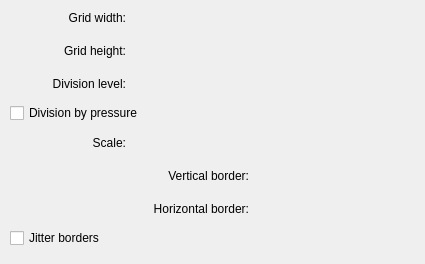
KDE/krita, file plugins/paintops/gridbrush/wdggridoptions.ui: the form before one commit.
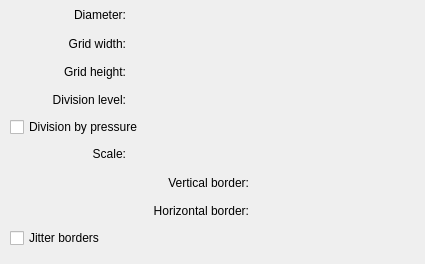
The form after the commit. Custom widgets are drawn as their Qt base class.

Commit message: Bug 318347 grid brush keeps grid alignment when increasing brush size

What changed in the file:
```diff
--- a/plugins/paintops/gridbrush/wdggridoptions.ui
+++ b/plugins/paintops/gridbrush/wdggridoptions.ui
@@ -36,66 +36,24 @@
     </rect>
    </property>
    <layout class="QGridLayout" name="gridLayout">
-    <item column="0" row="0">
-     <widget class="QLabel" name="label">
-      <property name="text">
-       <string>Grid width:</string>
-      </property>
-      <property name="alignment">
-       <set>Qt::AlignRight|Qt::AlignTrailing|Qt::AlignVCenter</set>
-      </property>
-     </widget>
-    </item>
-    <item colspan="2" column="1" row="0">
-     <widget class="KisDoubleSliderSpinBox" name="gridWidthSPBox"/>
-    </item>
-    <item column="0" row="1">
-     <widget class="QLabel" name="label_2">
-      <property name="text">
-       <string>Grid height:</string>
-      </property>
-      <property name="alignment">
-       <set>Qt::AlignRight|Qt::AlignTrailing|Qt::AlignVCenter</set>
-      </property>
-     </widget>
-    </item>
-    <item colspan="2" column="1" row="1">
-     <widget class="KisDoubleSliderSpinBox" name="gridHeightSPBox"/>
-    </item>
-    <item column="0" row="2">
-     <widget class="QLabel" name="label_3">
-      <property name="text">
-       <string>Division level:</string>
-      </property>
-      <property name="alignment">
-       <set>Qt::AlignRight|Qt::AlignTrailing|Qt::AlignVCenter</set>
-      </property>
-     </widget>
-    </item>
-    <item colspan="2" column="1" row="2">
-     <widget class="KisDoubleSliderSpinBox" name="divisionLevelSPBox"/>
-    </item>
-    <item colspan="3" column="0" row="3">
+    <item row="4" column="0" colspan="3">
      <widget class="QCheckBox" name="divisionPressureCHBox">
       <property name="text">
        <string>Division by pressure</string>
       </property>
      </widget>
     </item>
-    <item column="0" row="4">
-     <widget class="QLabel" name="label_6">
+    <item row="2" column="0">
+     <widget class="QLabel" name="label_2">
       <property name="text">
-       <string>Scale:</string>
+       <string>Grid height:</string>
       </property>
       <property name="alignment">
        <set>Qt::AlignRight|Qt::AlignTrailing|Qt::AlignVCenter</set>
       </property>
      </widget>
     </item>
-    <item colspan="2" column="1" row="4">
-     <widget class="KisDoubleSliderSpinBox" name="scaleDSPBox"/>
-    </item>
-    <item colspan="2" column="0" row="5">
+    <item row="6" column="0" colspan="2">
      <widget class="QLabel" name="label_4">
       <property name="text">
        <string>Vertical border:</string>
@@ -105,10 +63,26 @@
       </property>
      </widget>
     </item>
-    <item column="2" row="5">
-     <widget class="KisDoubleSliderSpinBox" name="vertBorderDSPBox"/>
+    <item row="1" column="0">
+     <widget class="QLabel" name="label">
+      <property name="text">
+       <string>Grid width:</string>
+      </property>
+      <property name="alignment">
+       <set>Qt::AlignRight|Qt::AlignTrailing|Qt::AlignVCenter</set>
+      </property>
+     </widget>
     </item>
-    <item colspan="2" column="0" row="6">
+    <item row="6" column="2">
+     <widget class="KisDoubleSliderSpinBox" name="vertBorderDSPBox" native="true"/>
+    </item>
+    <item row="7" column="2">
+     <widget class="KisDoubleSliderSpinBox" name="horizBorderDSPBox" native="true"/>
+    </item>
+    <item row="3" column="1" colspan="2">
+     <widget class="KisDoubleSliderSpinBox" name="divisionLevelSPBox" native="true"/>
+    </item>
+    <item row="7" column="0" colspan="2">
      <widget class="QLabel" name="label_5">
       <property name="text">
        <string>Horizontal border:</string>
@@ -118,16 +92,55 @@
       </property>
      </widget>
     </item>
-    <item column="2" row="6">
-     <widget class="KisDoubleSliderSpinBox" name="horizBorderDSPBox"/>
+    <item row="5" column="0">
+     <widget class="QLabel" name="label_6">
+      <property name="text">
+       <string>Scale:</string>
+      </property>
+      <property name="alignment">
+       <set>Qt::AlignRight|Qt::AlignTrailing|Qt::AlignVCenter</set>
+      </property>
+     </widget>
     </item>
-    <item colspan="2" column="0" row="7">
+    <item row="2" column="1" colspan="2">
+     <widget class="KisDoubleSliderSpinBox" name="gridHeightSPBox" native="true"/>
+    </item>
+    <item row="3" column="0">
+     <widget class="QLabel" name="label_3">
+      <property name="text">
+       <string>Division level:</string>
+      </property>
+      <property name="alignment">
+       <set>Qt::AlignRight|Qt::AlignTrailing|Qt::AlignVCenter</set>
+      </property>
+     </widget>
+    </item>
+    <item row="5" column="1" colspan="2">
+     <widget class="KisDoubleSliderSpinBox" name="scaleDSPBox" native="true"/>
+    </item>
+    <item row="8" column="0" colspan="2">
      <widget class="QCheckBox" name="jitterBorderCHBox">
       <property name="text">
        <string>Jitter borders</string>
       </property>
      </widget>
     </item>
+    <item row="1" column="1" colspan="2">
+     <widget class="KisDoubleSliderSpinBox" name="gridWidthSPBox" native="true"/>
+    </item>
+    <item row="0" column="0">
+     <widget class="QLabel" name="label_7">
+      <property name="text">
+       <string>Diameter:</string>
+      </property>
+      <property name="alignment">
+       <set>Qt::AlignRight|Qt::AlignTrailing|Qt::AlignVCenter</set>
+      </property>
+     </widget>
+    </item>
+    <item row="0" column="1" colspan="2">
+     <widget class="KisDoubleSliderSpinBox" name="diameterSPBox" native="true"/>
+    </item>
    </layout>
   </widget>
  </widget>
```
Left out of the diff: 2 changed lines with no effect on the pictures. The commit also changes 5 other files.
